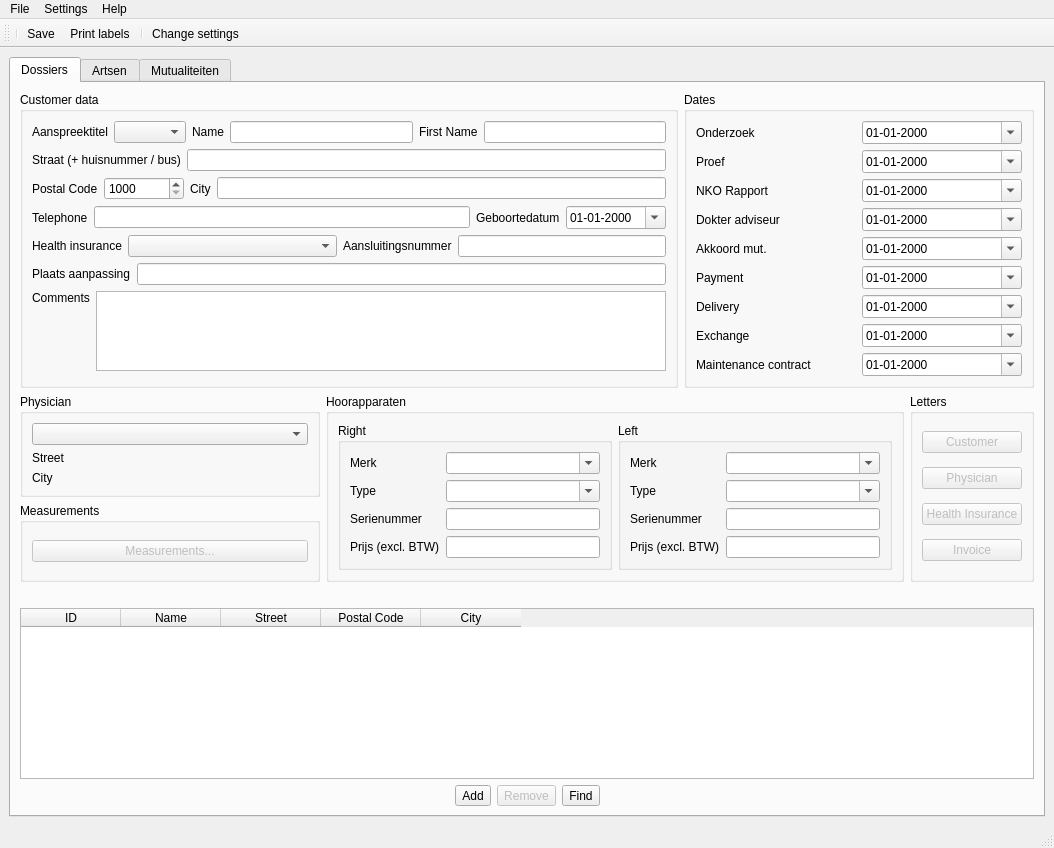
Above: AudioAdmin/ui/universe.ui from Roelio81/audioadmin before the change. Below: the same form after it.
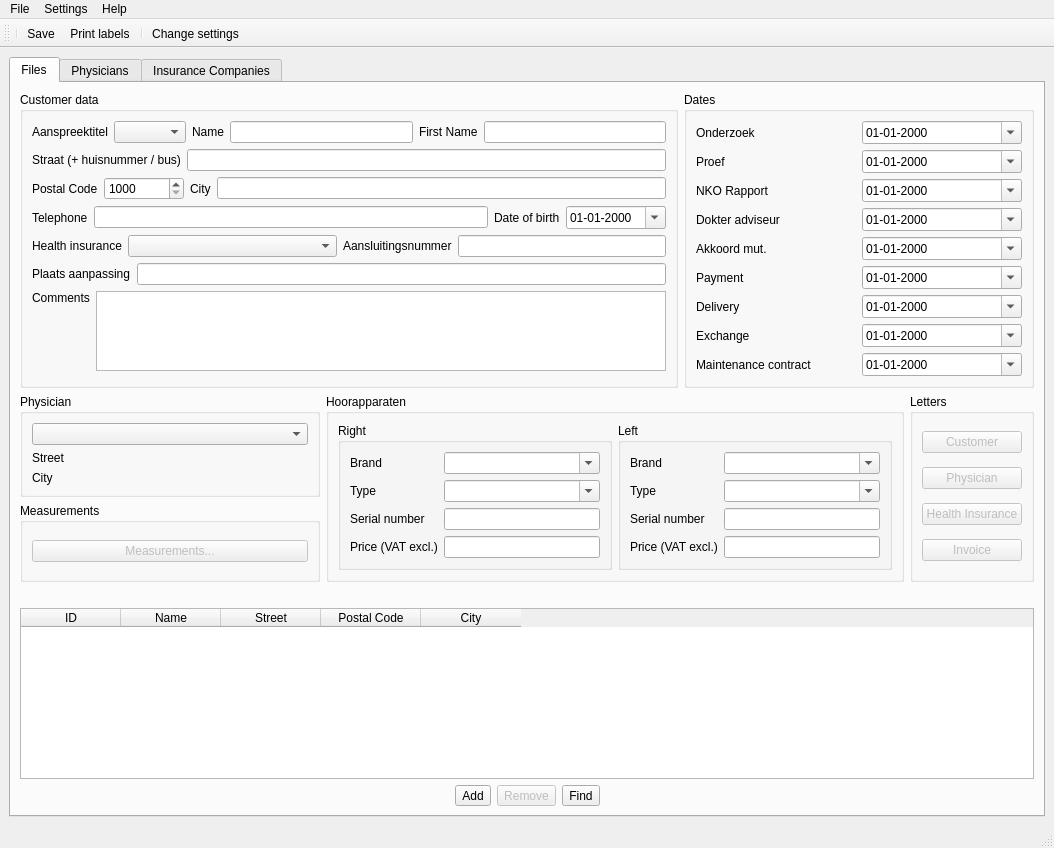
That is the form after the change. Icons and pictures are not drawn.

What changed in the file:
```diff
--- a/AudioAdmin/ui/universe.ui
+++ b/AudioAdmin/ui/universe.ui
@@ -32,7 +32,7 @@
       </property>
       <widget class="QWidget" name="tabDossier">
        <attribute name="title">
-        <string>Dossiers</string>
+        <string>Files</string>
        </attribute>
        <layout class="QGridLayout" name="gridLayout_8">
         <item row="0" column="0">
@@ -162,7 +162,7 @@
                <item>
                 <widget class="QLabel" name="l_klantGeboorteDatum">
                  <property name="text">
-                  <string>Geboortedatum</string>
+                  <string>Date of birth</string>
                  </property>
                 </widget>
                </item>
@@ -529,7 +529,7 @@
                 <item row="0" column="0">
                  <widget class="QLabel" name="l_rechterHoorapparaatMerk">
                   <property name="text">
-                   <string>Merk</string>
+                   <string>Brand</string>
                   </property>
                  </widget>
                 </item>
@@ -557,7 +557,7 @@
                 <item row="2" column="0">
                  <widget class="QLabel" name="l_rechterHoorapparaatSerienummer">
                   <property name="text">
-                   <string>Serienummer</string>
+                   <string>Serial number</string>
                   </property>
                  </widget>
                 </item>
@@ -567,7 +567,7 @@
                 <item row="3" column="0">
                  <widget class="QLabel" name="l_rechterHoorapparaatPrijs">
                   <property name="text">
-                   <string>Prijs (excl. BTW)</string>
+                   <string>Price (VAT excl.)</string>
                   </property>
                  </widget>
                 </item>
@@ -586,7 +586,7 @@
                 <item row="0" column="0">
                  <widget class="QLabel" name="l_linkerHoorapparaatMerk">
                   <property name="text">
-                   <string>Merk</string>
+                   <string>Brand</string>
                   </property>
                  </widget>
                 </item>
@@ -614,7 +614,7 @@
                 <item row="2" column="0">
                  <widget class="QLabel" name="l_linkerHoorapparaatSerienummer">
                   <property name="text">
-                   <string>Serienummer</string>
+                   <string>Serial number</string>
                   </property>
                  </widget>
                 </item>
@@ -624,7 +624,7 @@
                 <item row="3" column="0">
                  <widget class="QLabel" name="l_linkerHoorapparaatPrijs">
                   <property name="text">
-                   <string>Prijs (excl. BTW)</string>
+                   <string>Price (VAT excl.)</string>
                   </property>
                  </widget>
                 </item>
@@ -872,7 +872,7 @@
       </widget>
       <widget class="QWidget" name="tabNko">
        <attribute name="title">
-        <string>Artsen</string>
+        <string>Physicians</string>
        </attribute>
        <layout class="QGridLayout" name="gridLayout_10">
         <item row="0" column="0">
@@ -1168,7 +1168,7 @@
       </widget>
       <widget class="QWidget" name="tabMutualiteit">
        <attribute name="title">
-        <string>Mutualiteiten</string>
+        <string>Insurance Companies</string>
        </attribute>
        <layout class="QGridLayout" name="gridLayout_12">
         <item row="0" column="0">
```
Left out of the diff: 24 changed lines with no effect on the pictures.
